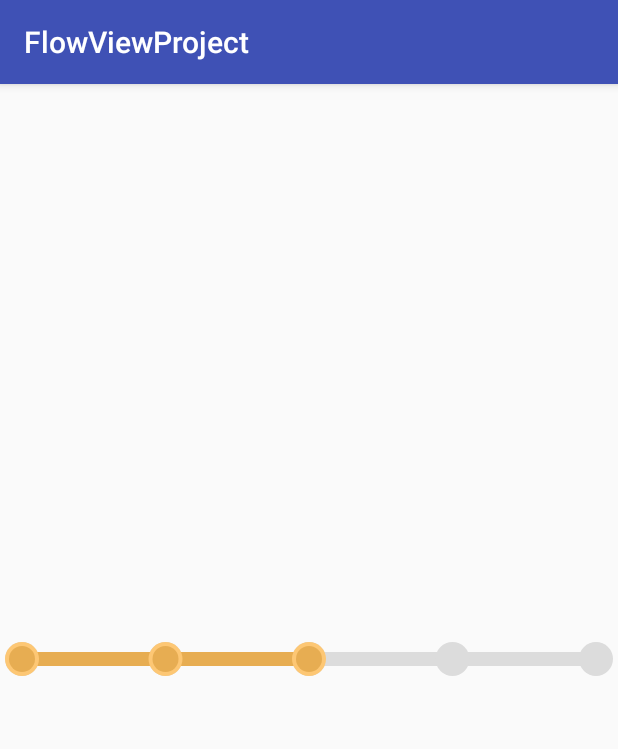
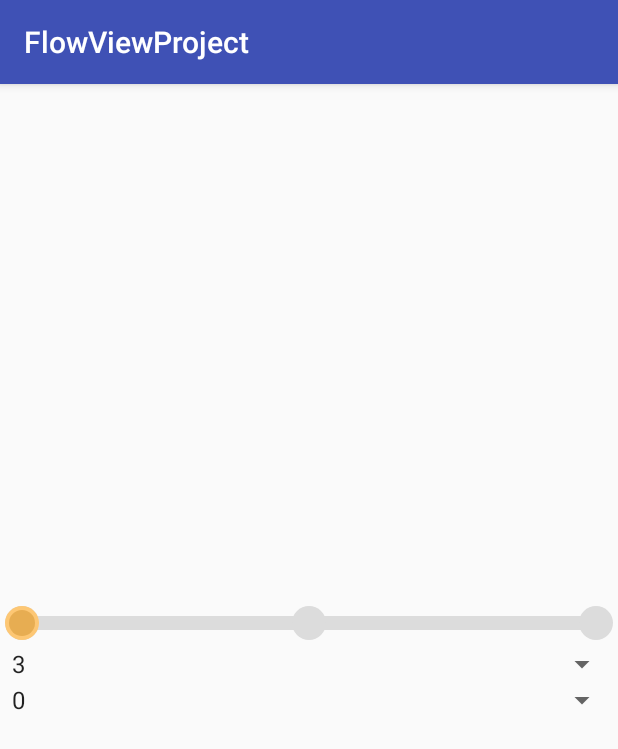
Before and after one commit to Brioal/FlowViewProject, an Android app: the screen it shows after launch (MainActivity), on a phone screen of 412 x 824 dp. Shown: the top 749 px of the screen. Run offline under Robolectric (Android 15) with nearby library versions, the phone set to English and light mode, and no system bars.

Commit message:
修改开始下表，修改动态属性，修改实时变化

```diff
--- a/app/build.gradle
+++ b/app/build.gradle
@@ -1,12 +1,12 @@
 apply plugin: 'com.android.application'
 
 android {
-    compileSdkVersion 25
-    buildToolsVersion "25.0.2"
+    compileSdkVersion 26
+    buildToolsVersion "26.0.2"
     defaultConfig {
         applicationId "com.brioal.flowviewproject"
         minSdkVersion 15
-        targetSdkVersion 25
+        targetSdkVersion 26
         versionCode 1
         versionName "1.0"
         testInstrumentationRunner "android.support.test.runner.AndroidJUnitRunner"
--- a/app/src/main/java/com/brioal/flowviewproject/MainActivity.java
+++ b/app/src/main/java/com/brioal/flowviewproject/MainActivity.java
@@ -2,11 +2,61 @@ package com.brioal.flowviewproject;
 
 import android.os.Bundle;
 import android.support.v7.app.AppCompatActivity;
+import android.view.View;
+import android.widget.AdapterView;
+import android.widget.Spinner;
+import android.widget.Toast;
+
+import com.brioal.flowview.FlowView;
 
 public class MainActivity extends AppCompatActivity {
+
+    private FlowView mFlowView;
+    private Spinner mSpinnerCount;
+    private Spinner mSpinnerIndex;
+
     @Override
     protected void onCreate(Bundle savedInstanceState) {
         super.onCreate(savedInstanceState);
         setContentView(R.layout.activity_main);
+        initIDs();
+        initView();
+    }
+
+    private void initView() {
+        mFlowView.setFlowCount(3).setCurrentFlow(0);
+        mSpinnerCount.setOnItemSelectedListener(new AdapterView.OnItemSelectedListener() {
+            @Override
+            public void onItemSelected(AdapterView<?> parent, View view, int position, long id) {
+                final int count = position + 3;
+                mFlowView.setFlowCount(count);
+                mSpinnerIndex.setOnItemSelectedListener(new AdapterView.OnItemSelectedListener() {
+                    @Override
+                    public void onItemSelected(AdapterView<?> parent, View view, int position, long id) {
+                        if (position > count - 1) {
+                            Toast.makeText(MainActivity.this, "超出范围", Toast.LENGTH_SHORT).show();
+                        } else {
+                            mFlowView.setCurrentFlow(position);
+                        }
+                    }
+
+                    @Override
+                    public void onNothingSelected(AdapterView<?> parent) {
+
+                    }
+                });
+            }
+
+            @Override
+            public void onNothingSelected(AdapterView<?> parent) {
+
+            }
+        });
+    }
+
+    private void initIDs() {
+        mFlowView = (FlowView) findViewById(R.id.main_flowView);
+        mSpinnerCount = (Spinner) findViewById(R.id.main_spinner_count);
+        mSpinnerIndex = (Spinner) findViewById(R.id.main_spinner_index);
     }
 }
--- a/app/src/main/res/layout/activity_main.xml
+++ b/app/src/main/res/layout/activity_main.xml
@@ -1,17 +1,36 @@
 <?xml version="1.0" encoding="utf-8"?>
-<RelativeLayout
+<LinearLayout
     xmlns:android="http://schemas.android.com/apk/res/android"
     xmlns:app="http://schemas.android.com/apk/res-auto"
     xmlns:tools="http://schemas.android.com/tools"
     android:layout_width="match_parent"
     android:layout_height="match_parent"
+    android:gravity="center"
+    android:orientation="vertical"
     tools:context="com.brioal.flowviewproject.MainActivity">
 
     <com.brioal.flowview.FlowView
         android:id="@+id/main_flowView"
         android:layout_width="match_parent"
         android:layout_height="30dp"
-        app:currentIndex="3"
+        android:layout_centerInParent="true"
         app:allIndexCount="5"
-        android:layout_centerInParent="true"/>
-</RelativeLayout>
+        app:currentIndex="3"/>
+
+    <Spinner
+        android:id="@+id/main_spinner_count"
+        android:layout_width="match_parent"
+        android:layout_height="wrap_content"
+        android:entries="@array/count"
+        android:gravity="center">
+
+    </Spinner>
+
+    <Spinner
+        android:id="@+id/main_spinner_index"
+        android:layout_width="match_parent"
+        android:layout_height="wrap_content"
+        android:entries="@array/index">
+
+    </Spinner>
+</LinearLayout>
--- /dev/null
+++ b/app/src/main/res/values/arrays.xml
@@ -0,0 +1,20 @@
+<?xml version="1.0" encoding="utf-8"?>
+<resources>
+    <string-array name="count">
+        <item>3</item>
+        <item>4</item>
+        <item>5</item>
+        <item>6</item>
+        <item>7</item>
+    </string-array>
+    <string-array name="index">
+        <item>0</item>
+        <item>1</item>
+        <item>2</item>
+        <item>3</item>
+        <item>4</item>
+        <item>5</item>
+        <item>6</item>
+        <item>7</item>
+    </string-array>
+</resources>
--- a/build.gradle
+++ b/build.gradle
@@ -5,7 +5,7 @@ buildscript {
         jcenter()
     }
     dependencies {
-        classpath 'com.android.tools.build:gradle:2.3.1'
+        classpath 'com.android.tools.build:gradle:2.3.3'
         classpath 'com.github.dcendents:android-maven-gradle-plugin:1.4.1'
         // NOTE: Do not place your application dependencies here; they belong
         // in the individual module build.gradle files
--- a/flowview/build.gradle
+++ b/flowview/build.gradle
@@ -3,12 +3,12 @@ apply plugin: 'com.github.dcendents.android-maven'
 group='com.github.Brioal'
 
 android {
-    compileSdkVersion 25
-    buildToolsVersion "25.0.2"
+    compileSdkVersion 26
+    buildToolsVersion "26.0.2"
 
     defaultConfig {
         minSdkVersion 15
-        targetSdkVersion 25
+        targetSdkVersion 26
         versionCode 1
         versionName "1.0"
 
--- a/flowview/src/main/java/com/brioal/flowview/FlowView.java
+++ b/flowview/src/main/java/com/brioal/flowview/FlowView.java
@@ -99,7 +99,8 @@ public class FlowView extends View {
     }
 
     public FlowView setFlowCount(int flowCount) {
-        mFlowCount = flowCount - 1;
+        mFlowCount = flowCount;
+        postInvalidate();
         return this;
     }
 
@@ -108,7 +109,8 @@ public class FlowView extends View {
     }
 
     public FlowView setCurrentFlow(int currentFlow) {
-        mCurrentFlow = currentFlow - 1;
+        mCurrentFlow = currentFlow;
+        postInvalidate();
         return this;
     }
 
@@ -128,13 +130,13 @@ public class FlowView extends View {
         mPaintDone.setColor(mColorDone);
         mPaintUnReach.setColor(mColorUnReach);
         mPaintCircle.setColor(mColorCircle);
-        float singleLength = (mWidth - 10 - mCircleRadius * 2) * 1.0f / mFlowCount;//每一段的距离
+        float singleLength = (mWidth - 10 - mCircleRadius * 2) * 1.0f / (mFlowCount-1);//每一段的距离
         float startX = 5 + mCircleRadius;
         float startY = mHeight / 2;
         //绘制基本线条
         canvas.drawRoundRect(new RectF(5 + mCircleRadius, mHeight / 2 - mFlowHeight / 2, mWidth - 5 - mCircleRadius, mHeight / 2 + mFlowHeight / 2), 10, 10, mPaintUnReach);
         //绘制未完成的小圆圈
-        for (int i = 0; i <= mFlowCount; i++) {
+        for (int i = 0; i <= mFlowCount+1; i++) {
             canvas.drawCircle(startX + i * singleLength, startY, mCircleRadius, mPaintUnReach);
         }
         //绘制已完成的线条
```
